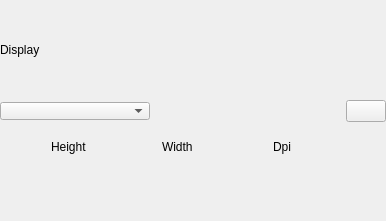
Old version of the form android/android-emu/android/skin/qt/extended-pages/multi-display-item.ui in the repository aosp-mirror/platform_external_qemu.
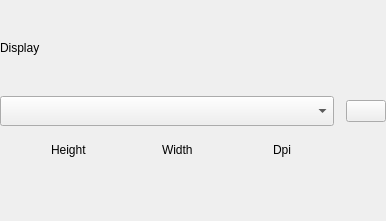
New version of the form. Custom widgets are drawn as their Qt base class.

Commit message:
[MultiDisplay][UI Bug Fix] UI polish
Test: Manual

```diff
--- a/android/android-emu/android/skin/qt/extended-pages/multi-display-item.ui
+++ b/android/android-emu/android/skin/qt/extended-pages/multi-display-item.ui
@@ -22,6 +22,9 @@
   <property name="windowTitle">
    <string>Form</string>
   </property>
+  <property name="styleSheet">
+   <string notr="true"/>
+  </property>
   <layout class="QGridLayout" name="gridLayout">
    <property name="margin">
     <number>0</number>
@@ -48,6 +51,12 @@
        </property>
        <item>
         <widget class="QComboBox" name="selectDisplayType">
+         <property name="sizePolicy">
+          <sizepolicy hsizetype="Expanding" vsizetype="Fixed">
+           <horstretch>0</horstretch>
+           <verstretch>0</verstretch>
+          </sizepolicy>
+         </property>
          <property name="minimumSize">
           <size>
            <width>150</width>
@@ -58,23 +67,10 @@
           <enum>Qt::NoFocus</enum>
          </property>
          <property name="styleSheet">
-          <string notr="true">padding-left: 0px;</string>
+          <string notr="true">padding-left: 0px; padding-top: 6px; padding-bottom: 6px;</string>
          </property>
         </widget>
        </item>
-       <item>
-        <spacer name="horizontalSpacer">
-         <property name="orientation">
-          <enum>Qt::Horizontal</enum>
-         </property>
-         <property name="sizeHint" stdset="0">
-          <size>
-           <width>40</width>
-           <height>20</height>
-          </size>
-         </property>
-        </spacer>
-       </item>
        <item>
         <widget class="QPushButton" name="deleteDisplay">
          <property name="sizePolicy">
```
The commit also changes 7 other files.
